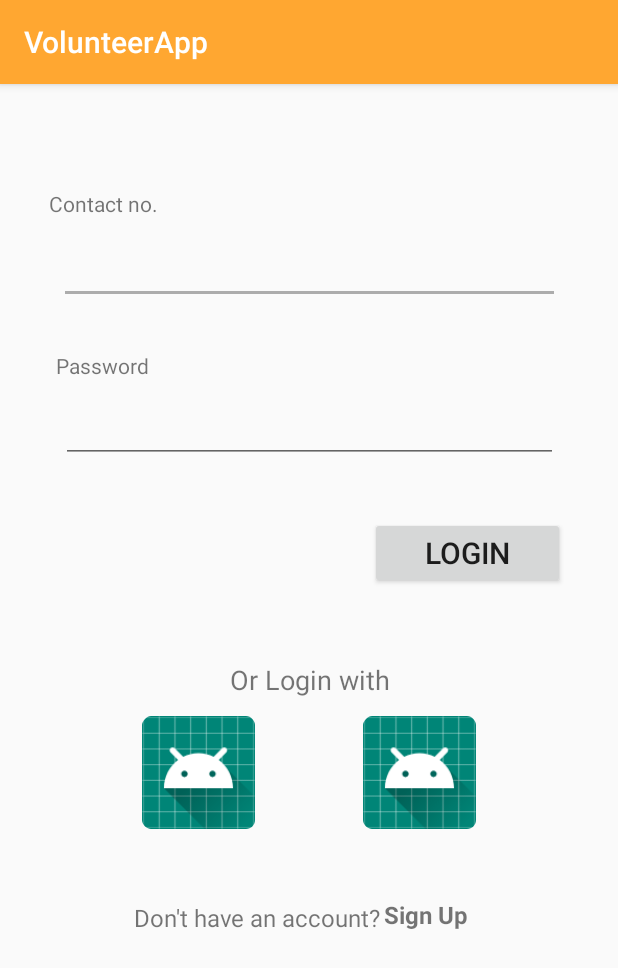
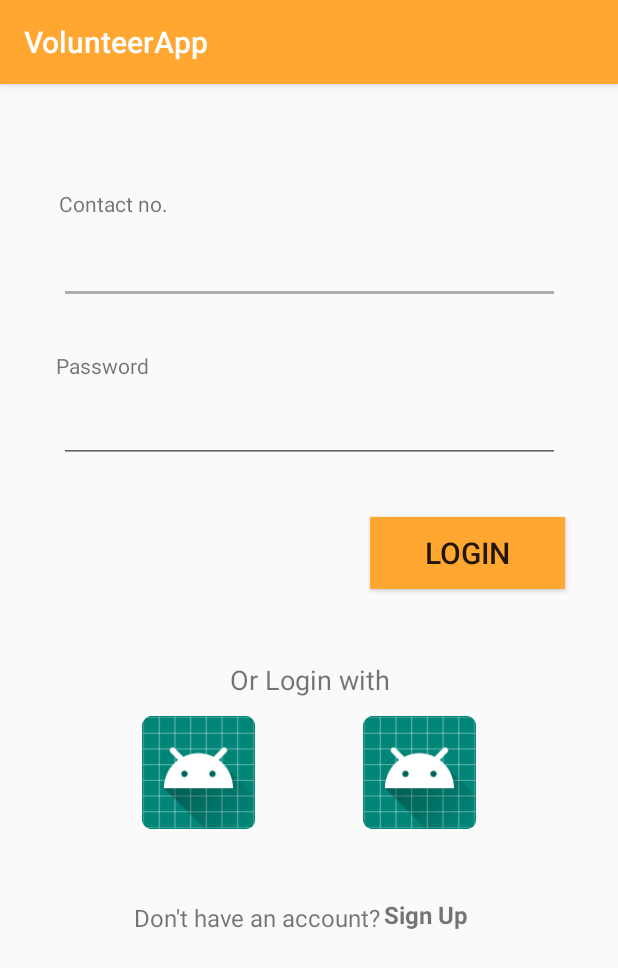
Before and after one commit to naumanahmad9/VolunteerApp, an Android app: the screen it shows after launch (LoginActivity), on a phone screen of 412 x 824 dp. Shown: the top 968 px of the screen. Run offline under Robolectric (Android 15) with nearby library versions, the phone set to English and light mode, and no system bars.

Commit message:
made changes

```diff
--- a/app/src/main/AndroidManifest.xml
+++ b/app/src/main/AndroidManifest.xml
@@ -19,7 +19,8 @@
         <activity android:name=".HomeActivity" />
         <activity android:name=".LoginActivity" />
         <activity android:name=".SignupActivity" />
-        <activity android:name=".SearchEventsActivity"></activity>
+        <activity android:name=".SearchEventsActivity" />
+        <activity android:name=".EventsNearbyActivity"></activity>
     </application>
 
 </manifest>
--- a/app/src/main/java/com/example/hpnotebook/volunteerapp/LoginActivity.java
+++ b/app/src/main/java/com/example/hpnotebook/volunteerapp/LoginActivity.java
@@ -41,7 +41,8 @@ public class LoginActivity extends AppCompatActivity {
                     fieldCheck = true;
                 }
                 if (!fieldCheck) {
-                    startActivity(new Intent(LoginActivity.this, HomeActivity.class));
+                    startActivity(new Intent(LoginActivity.this, SearchEventsActivity.class));
+                    finish();
                 }
             }
         });
--- a/app/src/main/java/com/example/hpnotebook/volunteerapp/SignupActivity.java
+++ b/app/src/main/java/com/example/hpnotebook/volunteerapp/SignupActivity.java
@@ -9,5 +9,7 @@ public class SignupActivity extends AppCompatActivity {
     protected void onCreate(Bundle savedInstanceState) {
         super.onCreate(savedInstanceState);
         setContentView(R.layout.activity_signup);
+
+        // finish();
     }
 }
--- a/app/src/main/java/com/example/hpnotebook/volunteerapp/SplashScreenActivity.java
+++ b/app/src/main/java/com/example/hpnotebook/volunteerapp/SplashScreenActivity.java
@@ -22,6 +22,7 @@ public class SplashScreenActivity extends AppCompatActivity {
             @Override
             public void run() {
                 startActivity(new Intent(SplashScreenActivity.this, LoginActivity.class));
+                finish();
             }
         };
         handler.postDelayed(runnable,4000);
--- a/app/src/main/res/layout/activity_login.xml
+++ b/app/src/main/res/layout/activity_login.xml
@@ -6,28 +6,17 @@
     android:layout_height="match_parent"
     tools:context=".LoginActivity">
 
-    <ImageView
-        android:id="@+id/imageView3"
-        android:layout_width="75dp"
-        android:layout_height="75dp"
-        android:layout_marginStart="36dp"
-        android:layout_marginTop="12dp"
-        android:layout_marginEnd="100dp"
-        app:layout_constraintEnd_toEndOf="parent"
-        app:layout_constraintStart_toEndOf="@+id/imageView2"
-        app:layout_constraintTop_toBottomOf="@+id/textView12"
-        app:srcCompat="@mipmap/ic_launcher_round" />
-
     <TextView
         android:id="@+id/textView7"
         android:layout_width="wrap_content"
         android:layout_height="wrap_content"
-        android:layout_marginStart="26dp"
+        android:layout_marginStart="24dp"
         android:layout_marginTop="70dp"
         android:layout_marginEnd="300dp"
         android:text="Contact no."
         app:layout_constraintBottom_toTopOf="@+id/login_contact"
         app:layout_constraintEnd_toEndOf="parent"
+        app:layout_constraintHorizontal_bias="1.0"
         app:layout_constraintStart_toStartOf="parent"
         app:layout_constraintTop_toTopOf="parent" />
 
@@ -61,11 +50,11 @@
 
     <EditText
         android:id="@+id/login_password"
-        android:layout_width="331dp"
+        android:layout_width="334dp"
         android:layout_height="43dp"
-        android:layout_marginStart="8dp"
+        android:layout_marginStart="6dp"
         android:layout_marginTop="12dp"
-        android:layout_marginEnd="8dp"
+        android:layout_marginEnd="6dp"
         android:layout_marginBottom="24dp"
         android:ems="10"
         android:inputType="numberPassword"
@@ -82,6 +71,7 @@
         android:layout_marginTop="12dp"
         android:layout_marginEnd="35dp"
         android:layout_marginBottom="24dp"
+        android:background="@color/colorPrimary"
         android:text="Login"
         android:textSize="20sp"
         app:layout_constraintBottom_toTopOf="@+id/textView12"
@@ -89,31 +79,6 @@
         app:layout_constraintHorizontal_bias="1.0"
         app:layout_constraintStart_toStartOf="parent"
         app:layout_constraintTop_toBottomOf="@+id/login_password" />
-
-    <TextView
-        android:id="@+id/textView10"
-        android:layout_width="wrap_content"
-        android:layout_height="0dp"
-        android:layout_marginStart="91dp"
-        android:layout_marginTop="48dp"
-        android:layout_marginEnd="4dp"
-        android:text="Don't have an account?"
-        android:textSize="16sp"
-        app:layout_constraintEnd_toStartOf="@+id/tv_signup"
-        app:layout_constraintStart_toStartOf="parent"
-        app:layout_constraintTop_toBottomOf="@+id/imageView3" />
-
-    <TextView
-        android:id="@+id/tv_signup"
-        android:layout_width="wrap_content"
-        android:layout_height="wrap_content"
-        android:layout_marginTop="46dp"
-        android:layout_marginEnd="100dp"
-        android:text="Sign Up"
-        android:textSize="16sp"
-        android:textStyle="bold"
-        app:layout_constraintEnd_toEndOf="parent"
-        app:layout_constraintTop_toBottomOf="@+id/imageView3" />
 
     <TextView
         android:id="@+id/textView12"
@@ -144,4 +109,40 @@
         app:layout_constraintTop_toBottomOf="@+id/textView12"
         app:srcCompat="@mipmap/ic_launcher_round" />
 
+    <ImageView
+        android:id="@+id/imageView3"
+        android:layout_width="75dp"
+        android:layout_height="75dp"
+        android:layout_marginStart="36dp"
+        android:layout_marginTop="12dp"
+        android:layout_marginEnd="100dp"
+        app:layout_constraintEnd_toEndOf="parent"
+        app:layout_constraintStart_toEndOf="@+id/imageView2"
+        app:layout_constraintTop_toBottomOf="@+id/textView12"
+        app:srcCompat="@mipmap/ic_launcher_round" />
+    <TextView
+        android:id="@+id/textView10"
+        android:layout_width="wrap_content"
+        android:layout_height="0dp"
+        android:layout_marginStart="91dp"
+        android:layout_marginTop="48dp"
+        android:layout_marginEnd="4dp"
+        android:text="Don't have an account?"
+        android:textSize="16sp"
+        app:layout_constraintEnd_toStartOf="@+id/tv_signup"
+        app:layout_constraintStart_toStartOf="parent"
+        app:layout_constraintTop_toBottomOf="@+id/imageView3" />
+
+    <TextView
+        android:id="@+id/tv_signup"
+        android:layout_width="wrap_content"
+        android:layout_height="wrap_content"
+        android:layout_marginTop="46dp"
+        android:layout_marginEnd="100dp"
+        android:text="Sign Up"
+        android:textSize="16sp"
+        android:textStyle="bold"
+        app:layout_constraintEnd_toEndOf="parent"
+        app:layout_constraintTop_toBottomOf="@+id/imageView3" />
+
 </android.support.constraint.ConstraintLayout>
--- a/app/src/main/res/values/colors.xml
+++ b/app/src/main/res/values/colors.xml
@@ -3,4 +3,5 @@
     <color name="colorPrimary">#ffa731</color>
     <color name="colorPrimaryDark">#df7f00</color>
     <color name="colorAccent">#acacac</color>
+    <color name="tint_color">#1fea00</color>
 </resources>
--- a/app/src/main/res/values/styles.xml
+++ b/app/src/main/res/values/styles.xml
@@ -8,4 +8,8 @@
         <item name="colorAccent">@color/colorAccent</item>
     </style>
 
+    <style name="checkBoxStyle" parent="Base.Theme.AppCompat">
+        <item name="colorAccent">#1fea00</item>
+        <item name="android:textColorSecondary">#ffa731</item>
+    </style>
 </resources>
```
Also changed, not shown: app/src/main/java/com/example/hpnotebook/volunteerapp/SearchEventsActivity.java (+61 -1 lines), app/src/main/res/layout/activity_search_events.xml (+15 -10 lines).
